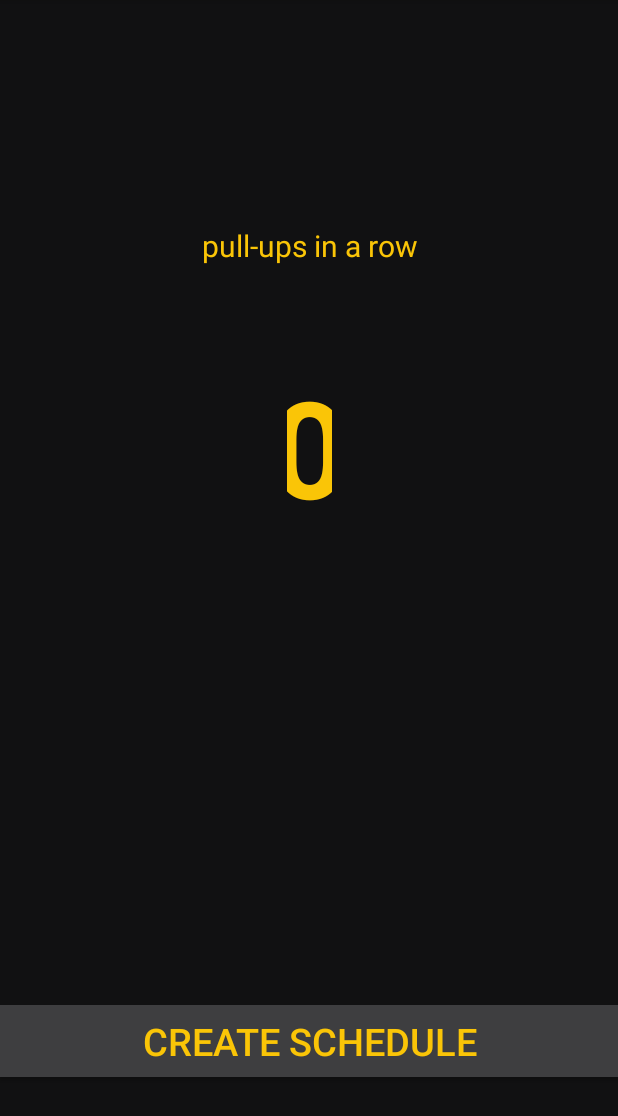
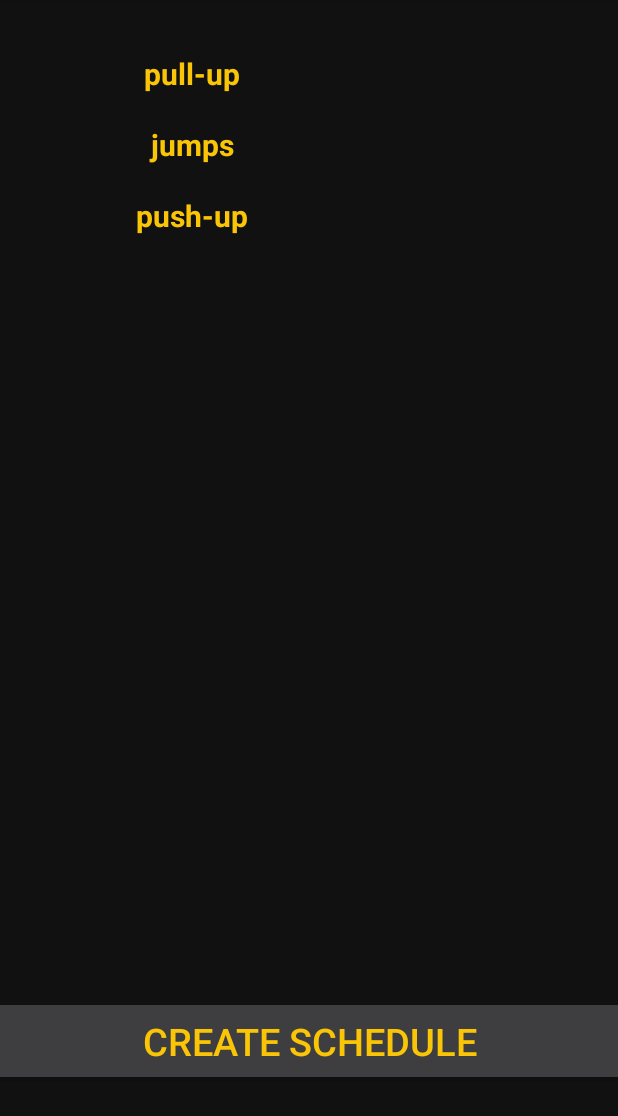
Before and after one commit to pehom/TheTraining2.0, an Android app: the screen it shows after launch (MainActivity), in the options menu, after a tap on "Reset the training", on a phone screen of 412 x 824 dp, the part 84-1200 px from its top. Run offline under Robolectric (Android 15) with nearby library versions, the phone set to English and light mode, and no system bars.

Commit message:
30.03.2020 inner recyclerview is not working

```diff
--- a/app/src/main/java/com/android/pehom/thetraining20/MainActivity.java
+++ b/app/src/main/java/com/android/pehom/thetraining20/MainActivity.java
@@ -1,8 +1,6 @@
 package com.android.pehom.thetraining20;
 
-import androidx.annotation.Nullable;
 import androidx.appcompat.app.AppCompatActivity;
-import androidx.core.content.ContextCompat;
 import androidx.recyclerview.widget.LinearLayoutManager;
 import androidx.recyclerview.widget.RecyclerView;
 
@@ -10,14 +8,13 @@ import android.content.Context;
 import android.content.Intent;
 import android.os.Bundle;
 import android.util.Log;
-import android.view.MotionEvent;
 import android.view.View;
-import android.widget.Button;
-import android.widget.ImageView;
-import android.widget.LinearLayout;
 import android.widget.TextView;
 
-import com.android.pehom.thetraining20.adapters.PullupsCountAdapter;
+import com.android.pehom.thetraining20.adapters.CountAdapter;
+import com.android.pehom.thetraining20.adapters.CreateScheduleAdapter;
+import com.android.pehom.thetraining20.models.Exercise;
+import com.android.pehom.thetraining20.models.Schedule;
 
 import java.io.BufferedReader;
 import java.io.FileNotFoundException;
@@ -27,6 +24,7 @@ import java.io.InputStreamReader;
 import java.io.OutputStreamWriter;
 import java.util.ArrayList;
 import java.util.Calendar;
+import java.util.List;
 import java.util.Locale;
 
 public class MainActivity extends AppCompatActivity {
@@ -35,7 +33,8 @@ public class MainActivity extends AppCompatActivity {
     private TextView pullupsCountTextView, pullupsTitleTextView;
     private int pullupsCount, thePullupsCount;
     private String daysCompleted, setsDone;
-    private RecyclerView pullupsCountRecyclerView;
+    private RecyclerView createSheduleRecyclerView;
+    private List<Exercise> exercises;
 
     @Override
     protected void onCreate(Bundle savedInstanceState) {
@@ -55,15 +54,20 @@ public class MainActivity extends AppCompatActivity {
 
 
         if (readFile[0].trim().equals("0") && readFile[1].trim().equals("0") && readFile[2].trim().equals("0")){
-            pullupsCountRecyclerView = findViewById(R.id.pullupsCountRecyclerView);
-            RecyclerView.LayoutManager layoutManager = new LinearLayoutManager(this, LinearLayoutManager.HORIZONTAL, false);
-            ArrayList<Integer> pullupsCountArrayList = new ArrayList<>();
-            for (int i= 0; i<500; i++){
-                pullupsCountArrayList.add(i);
-            }
-            PullupsCountAdapter adapter = new PullupsCountAdapter(pullupsCountArrayList);
-            pullupsCountRecyclerView.setLayoutManager(layoutManager);
-            pullupsCountRecyclerView.setAdapter(adapter);
+
+            createSheduleRecyclerView = findViewById(R.id.createScheduleRecyclerView);
+            exercises = new ArrayList<>();
+            exercises.add(new Exercise(getResources().getString(R.string.pullup), 10));
+            exercises.add(new Exercise(getResources().getString(R.string.jumps), 25));
+            exercises.add(new Exercise(getResources().getString(R.string.pushup), 20));
+
+            RecyclerView.LayoutManager createScheduleLayoutManager = new LinearLayoutManager(this);
+            CreateScheduleAdapter createScheduleAdapter = new CreateScheduleAdapter(exercises, createCountRecyclerView());
+
+            createSheduleRecyclerView.setLayoutManager(createScheduleLayoutManager);
+            createSheduleRecyclerView.setAdapter(createScheduleAdapter);
+
+
 
             /*final float[] startx = new float[1];
             final float[] stopx = new float[1];
@@ -104,6 +108,20 @@ public class MainActivity extends AppCompatActivity {
             Log.d("mylog", "MainActivity > onCreate > readFile = " + readFile);
             startActivity(new Intent(MainActivity.this, ScheduleActivity.class));
             }
+    }
+
+    private RecyclerView createCountRecyclerView() {
+        RecyclerView countRecyclerView = new RecyclerView(this);
+        RecyclerView.LayoutManager layoutManager =
+                new LinearLayoutManager(this, LinearLayoutManager.HORIZONTAL, false);
+        ArrayList<Integer> countArrayList = new ArrayList<>();
+        for (int i= 0; i<500; i++){
+            countArrayList.add(i);
+        }
+        CountAdapter countAdapter = new CountAdapter(countArrayList);
+        countRecyclerView.setLayoutManager(layoutManager);
+        countRecyclerView.setAdapter(countAdapter);
+        return countRecyclerView;
     }
 
 
--- a/app/src/main/java/com/android/pehom/thetraining20/ScheduleActivity.java
+++ b/app/src/main/java/com/android/pehom/thetraining20/ScheduleActivity.java
@@ -67,64 +67,64 @@ public class ScheduleActivity extends AppCompatActivity {
 
     }
     public void createTrainingTable(int daysQompleted) {
-        days = new TrainingDay[]{new TrainingDay((TextView) findViewById(R.id.day1TextView), false, 1),
-                new TrainingDay((TextView) findViewById(R.id.day2TextView), false, 2),
-                new TrainingDay((TextView) findViewById(R.id.day3TextView), false, 3),
-                new TrainingDay((TextView) findViewById(R.id.day4TextView), false, 4),
-                new TrainingDay((TextView) findViewById(R.id.day5TextView), false, 5),
-                new TrainingDay((TextView) findViewById(R.id.day6TextView), false, 6),
-                new TrainingDay((TextView) findViewById(R.id.day7TextView), false, 7),
-                new TrainingDay((TextView) findViewById(R.id.day8TextView), false, 8),
-                new TrainingDay((TextView) findViewById(R.id.day9TextView), false, 9),
-                new TrainingDay((TextView) findViewById(R.id.day10TextView), false, 10),
-                new TrainingDay((TextView) findViewById(R.id.day11TextView), false, 11),
-                new TrainingDay((TextView) findViewById(R.id.day12TextView), false, 12),
-                new TrainingDay((TextView) findViewById(R.id.day13TextView), false, 13),
-                new TrainingDay((TextView) findViewById(R.id.day14TextView), false, 14),
-                new TrainingDay((TextView) findViewById(R.id.day15TextView), false, 15),
-                new TrainingDay((TextView) findViewById(R.id.day16TextView), false, 16),
-                new TrainingDay((TextView) findViewById(R.id.day17TextView), false, 17),
-                new TrainingDay((TextView) findViewById(R.id.day18TextView), false, 18),
-                new TrainingDay((TextView) findViewById(R.id.day19TextView), false, 19),
-                new TrainingDay((TextView) findViewById(R.id.day20TextView), false, 20),
-                new TrainingDay((TextView) findViewById(R.id.day21TextView), false, 21),
-                new TrainingDay((TextView) findViewById(R.id.day22TextView), false, 22),
-                new TrainingDay((TextView) findViewById(R.id.day23TextView), false, 23),
-                new TrainingDay((TextView) findViewById(R.id.day24TextView), false, 24),
-                new TrainingDay((TextView) findViewById(R.id.day25TextView), false, 25),
-                new TrainingDay((TextView) findViewById(R.id.day26TextView), false, 26),
-                new TrainingDay((TextView) findViewById(R.id.day27TextView), false, 27),
-                new TrainingDay((TextView) findViewById(R.id.day28TextView), false, 28),
-        };
-        daysCompleted =  daysQompleted;
-        for (int i=0;i<28; i++){
-            if (i<daysCompleted && daysCompleted>0)  days[i].setDone(true);
-            //  Log.d("mylog", "day" + i + " isDone = " + days[i].isDone());
-        }
-
-
-        for (int j = 0; j<days.length;j++){
-            days[j].getThisDayTextView().setText(""+(j+1));
-            if (days[j].isDone()){
-                days[j].getThisDayTextView().setTextColor(ContextCompat.getColor(getApplicationContext(), R.color.colorPrimaryDark));
-            } else {
-                days[j].getThisDayTextView().setTextColor(ContextCompat.getColor(getApplicationContext(), R.color.colorAccent));
-            }
-        }
-        if (daysCompleted < 28 ){
-            days[daysCompleted].getThisDayTextView().setOnClickListener(new View.OnClickListener() {
-                @Override
-                public void onClick(View v) {
-                    Log.d("mylog", "daysCompleted ="+ daysCompleted );
-                    writeToFile(getApplicationContext(), trainingState,"" + thePullupsCount + ">>"  + daysCompleted+ ">>" +  setsDone);
-                    Intent intent = new Intent(ScheduleActivity.this, TrainingDayActivity.class);
-                    /*intent.putExtra("dayNumber", days[daysCompleted].getThisDayNumber());
-                    intent.putExtra("thePullupsCount", thePullupsCount);
-                    intent.putExtra("setsDone", setsDone);*/
-                    startActivityForResult(intent, 123);
-                }
-            });
-        }
+//        days = new TrainingDay[]{new TrainingDay((TextView) findViewById(R.id.day1TextView), false, 1),
+//                new TrainingDay((TextView) findViewById(R.id.day2TextView), false, 2),
+//                new TrainingDay((TextView) findViewById(R.id.day3TextView), false, 3),
+//                new TrainingDay((TextView) findViewById(R.id.day4TextView), false, 4),
+//                new TrainingDay((TextView) findViewById(R.id.day5TextView), false, 5),
+//                new TrainingDay((TextView) findViewById(R.id.day6TextView), false, 6),
+//                new TrainingDay((TextView) findViewById(R.id.day7TextView), false, 7),
+//                new TrainingDay((TextView) findViewById(R.id.day8TextView), false, 8),
+//                new TrainingDay((TextView) findViewById(R.id.day9TextView), false, 9),
+//                new TrainingDay((TextView) findViewById(R.id.day10TextView), false, 10),
+//                new TrainingDay((TextView) findViewById(R.id.day11TextView), false, 11),
+//                new TrainingDay((TextView) findViewById(R.id.day12TextView), false, 12),
+//                new TrainingDay((TextView) findViewById(R.id.day13TextView), false, 13),
+//                new TrainingDay((TextView) findViewById(R.id.day14TextView), false, 14),
+//                new TrainingDay((TextView) findViewById(R.id.day15TextView), false, 15),
+//                new TrainingDay((TextView) findViewById(R.id.day16TextView), false, 16),
+//                new TrainingDay((TextView) findViewById(R.id.day17TextView), false, 17),
+//                new TrainingDay((TextView) findViewById(R.id.day18TextView), false, 18),
+//                new TrainingDay((TextView) findViewById(R.id.day19TextView), false, 19),
+//                new TrainingDay((TextView) findViewById(R.id.day20TextView), false, 20),
+//                new TrainingDay((TextView) findViewById(R.id.day21TextView), false, 21),
+//                new TrainingDay((TextView) findViewById(R.id.day22TextView), false, 22),
+//                new TrainingDay((TextView) findViewById(R.id.day23TextView), false, 23),
+//                new TrainingDay((TextView) findViewById(R.id.day24TextView), false, 24),
+//                new TrainingDay((TextView) findViewById(R.id.day25TextView), false, 25),
+//                new TrainingDay((TextView) findViewById(R.id.day26TextView), false, 26),
+//                new TrainingDay((TextView) findViewById(R.id.day27TextView), false, 27),
+//                new TrainingDay((TextView) findViewById(R.id.day28TextView), false, 28),
+//        };
+//        daysCompleted =  daysQompleted;
+//        for (int i=0;i<28; i++){
+//            if (i<daysCompleted && daysCompleted>0)  days[i].setDone(true);
+//            //  Log.d("mylog", "day" + i + " isDone = " + days[i].isDone());
+//        }
+//
+//
+//        for (int j = 0; j<days.length;j++){
+//            days[j].getThisDayTextView().setText(""+(j+1));
+//            if (days[j].isDone()){
+//                days[j].getThisDayTextView().setTextColor(ContextCompat.getColor(getApplicationContext(), R.color.colorPrimaryDark));
+//            } else {
+//                days[j].getThisDayTextView().setTextColor(ContextCompat.getColor(getApplicationContext(), R.color.colorAccent));
+//            }
+//        }
+//        if (daysCompleted < 28 ){
+//            days[daysCompleted].getThisDayTextView().setOnClickListener(new View.OnClickListener() {
+//                @Override
+//                public void onClick(View v) {
+//                    Log.d("mylog", "daysCompleted ="+ daysCompleted );
+//                    writeToFile(getApplicationContext(), trainingState,"" + thePullupsCount + ">>"  + daysCompleted+ ">>" +  setsDone);
+//                    Intent intent = new Intent(ScheduleActivity.this, TrainingDayActivity.class);
+//                    /*intent.putExtra("dayNumber", days[daysCompleted].getThisDayNumber());
+//                    intent.putExtra("thePullupsCount", thePullupsCount);
+//                    intent.putExtra("setsDone", setsDone);*/
+//                    startActivityForResult(intent, 123);
+//                }
+//            });
+//        }
 
     }
 
--- /dev/null
+++ b/app/src/main/java/com/android/pehom/thetraining20/adapters/CountAdapter.java
@@ -0,0 +1,49 @@
+package com.android.pehom.thetraining20.adapters;
+
+import android.view.LayoutInflater;
+import android.view.View;
+import android.view.ViewGroup;
+import android.widget.TextView;
+
+import androidx.annotation.NonNull;
+import androidx.recyclerview.widget.RecyclerView;
+
+import com.android.pehom.thetraining20.R;
+
+import java.util.List;
+
+public class CountAdapter extends RecyclerView.Adapter<CountAdapter.CountViewHolder> {
+    private List<Integer> count;
+
+    public CountAdapter(List<Integer> count) {
+        this.count = count;
+    }
+
+    @NonNull
+    @Override
+    public CountViewHolder onCreateViewHolder(@NonNull ViewGroup parent, int viewType) {
+        View view = LayoutInflater.from(parent.getContext())
+                .inflate(R.layout.count_recycler_view_item, parent, false);
+        CountViewHolder holder = new CountViewHolder(view);
+        return holder;
+    }
+
+    @Override
+    public void onBindViewHolder(@NonNull CountViewHolder holder, int position) {
+        holder.countTextView.setText("" + count.get(position));
+    }
+
+    @Override
+    public int getItemCount() {
+        return count.size();
+    }
+
+    public static class CountViewHolder extends RecyclerView.ViewHolder{
+        TextView countTextView;
+
+        public CountViewHolder(@NonNull View itemView) {
+            super(itemView);
+            countTextView = itemView.findViewById(R.id.countRecyclerViewItemTextView);
+        }
+    }
+}
--- /dev/null
+++ b/app/src/main/java/com/android/pehom/thetraining20/adapters/CreateScheduleAdapter.java
@@ -0,0 +1,58 @@
+package com.android.pehom.thetraining20.adapters;
+
+import android.view.LayoutInflater;
+import android.view.View;
+import android.view.ViewGroup;
+import android.widget.LinearLayout;
+import android.widget.TextView;
+
+import androidx.annotation.NonNull;
+import androidx.recyclerview.widget.RecyclerView;
+
+import com.android.pehom.thetraining20.R;
+import com.android.pehom.thetraining20.models.Exercise;
+
+import java.util.List;
+
+public class CreateScheduleAdapter extends RecyclerView.Adapter<CreateScheduleAdapter.CreateScheduleViewHolder> {
+    private List<Exercise> exercises;
+    private RecyclerView countRecyclerView;
+
+    public CreateScheduleAdapter(List<Exercise> exercises, RecyclerView countRecyclerView) {
+        this.exercises = exercises;
+        this.countRecyclerView = countRecyclerView;
+    }
+
+    public static class CreateScheduleViewHolder extends RecyclerView.ViewHolder {
+        TextView exerciseTitleTextView;
+        RecyclerView holderCountRecyclerView;
+
+        public CreateScheduleViewHolder(@NonNull View itemView) {
+            super(itemView);
+            exerciseTitleTextView = itemView.findViewById(R.id.exerciseTextView);
+            holderCountRecyclerView = itemView.findViewById(R.id.countRecyclerView);
+        }
+    }
+
+    @NonNull
+    @Override
+    public CreateScheduleViewHolder onCreateViewHolder(@NonNull ViewGroup parent, int viewType) {
+        View view = LayoutInflater.from(parent.getContext())
+                .inflate(R.layout.create_schedule_recycler_view_item, parent, false);
+        CreateScheduleViewHolder viewHolder = new CreateScheduleViewHolder(view);
+
+        return viewHolder;
+    }
+
+    @Override
+    public int getItemCount() {
+        return exercises.size();
+    }
+
+    @Override
+    public void onBindViewHolder(@NonNull CreateScheduleViewHolder holder, int position) {
+        holder.exerciseTitleTextView.setText(""+ exercises.get(position).getTitle());
+        holder.holderCountRecyclerView = countRecyclerView;
+    }
+
+}
--- a/app/src/main/java/com/android/pehom/thetraining20/adapters/PullupsCountAdapter.java
+++ /dev/null
@@ -1,74 +0,0 @@
-package com.android.pehom.thetraining20.adapters;
-
-import android.view.LayoutInflater;
-import android.view.MotionEvent;
-import android.view.View;
-import android.view.ViewGroup;
-import android.widget.TextView;
-
-import androidx.annotation.NonNull;
-import androidx.recyclerview.widget.RecyclerView;
-
-import com.android.pehom.thetraining20.R;
-
-import java.sql.Array;
-import java.util.ArrayList;
-
-public class PullupsCountAdapter extends RecyclerView.Adapter<PullupsCountAdapter.PullupsCountViewHolder> {
-    private ArrayList<Integer> pullupsCount;
-
-    public PullupsCountAdapter(ArrayList<Integer> pullupsCount){
-        this.pullupsCount = pullupsCount;
-    }
-
-    public static class PullupsCountViewHolder extends RecyclerView.ViewHolder {
-        public TextView pullupsCountTextView1;
-//        public TextView pullupsCountTextView2;
-//        public TextView pullupsCountTextView3;
-
-        public PullupsCountViewHolder(@NonNull View itemView) {
-            super(itemView);
-            pullupsCountTextView1 = itemView.findViewById(R.id.pullupsCountRecyclerViewItemTextView1);
-//            pullupsCountTextView2 = itemView.findViewById(R.id.pullupsCountRecyclerViewItemTextView2);
-//            pullupsCountTextView3 = itemView.findViewById(R.id.pullupsCountRecyclerViewItemTextView3);
-
-        }
-    }
-
-    @NonNull
-    @Override
-    public PullupsCountViewHolder onCreateViewHolder(@NonNull ViewGroup parent, int viewType) {
-        View view = LayoutInflater.from(parent.getContext())
-                .inflate(R.layout.pullups_count_recycler_view_item, parent, false);
-        PullupsCountViewHolder viewHolder = new PullupsCountViewHolder(view);
-
-        return viewHolder;
-    }
-
-    @Override
-    public int getItemCount() {
-        return pullupsCount.size();
-    }
-
-    @Override
-    public void onBindViewHolder(@NonNull PullupsCountViewHolder holder, int position) {
-        holder.pullupsCountTextView1.setText(""+ pullupsCount.get(position));
-//        if (position > 0 && position < pullupsCount.size()-1) {
-//            holder.pullupsCountTextView1.setText(""+pullupsCount.get(position-1));
-//            holder.pullupsCountTextView2.setText(""+pullupsCount.get(position));
-//            holder.pullupsCountTextView3.setText(""+pullupsCount.get(position+1));
-//        } else if (position == 0) {
-//            holder.pullupsCountTextView1.setText(""+pullupsCount.get(0));
-//            holder.pullupsCountTextView2.setText(""+pullupsCount.get(1));
-//            holder.pullupsCountTextView3.setText(""+pullupsCount.get(2));
-//        } else if (position == pullupsCount.size()-1 ) {
-//            holder.pullupsCountTextView1.setText(""+pullupsCount.get(position-2));
-//            holder.pullupsCountTextView2.setText(""+pullupsCount.get(position-1));
-//            holder.pullupsCountTextView3.setText(""+pullupsCount.get(position));
-//        }
-    }
-
-
-
-
-}
--- /dev/null
+++ b/app/src/main/java/com/android/pehom/thetraining20/models/Exercise.java
@@ -0,0 +1,27 @@
+package com.android.pehom.thetraining20.models;
+
+public class Exercise {
+    private String title;
+    private int rowCount;
+
+    public Exercise(String title, int rowCount) {
+        this.title = title;
+        this.rowCount = rowCount;
+    }
+
+    public String getTitle() {
+        return title;
+    }
+
+    public void setTitle(String title) {
+        this.title = title;
+    }
+
+    public int getRowCount() {
+        return rowCount;
+    }
+
+    public void setRowCount(int rowCount) {
+        this.rowCount = rowCount;
+    }
+}
--- a/app/src/main/java/com/android/pehom/thetraining20/models/TrainingDay.java
+++ b/app/src/main/java/com/android/pehom/thetraining20/models/TrainingDay.java
@@ -2,28 +2,17 @@ package com.android.pehom.thetraining20.models;
 
 import android.widget.TextView;
 
+import java.util.List;
+
 public class TrainingDay {
-    private TextView thisDayTextView;
+    private List<Exercise> exercises;
     private boolean isDone;
     private int thisDayNumber;
 
-    public TrainingDay(TextView thisDayTextView, boolean isDone, int thisDayNumber) {
-        this.thisDayTextView = thisDayTextView;
+    public TrainingDay(List<Exercise> exercises, boolean isDone, int thisDayNumber) {
+        this.exercises = exercises;
         this.isDone = isDone;
         this.thisDayNumber = thisDayNumber;
-    }
-
-    public TrainingDay(TextView thisDayTextView, boolean isDone) {
-        this.thisDayTextView = thisDayTextView;
-        this.isDone = isDone;
-    }
-
-    public TextView getThisDayTextView() {
-        return thisDayTextView;
-    }
-
-    public void setThisDayTextView(TextView thisDayTextView) {
-        this.thisDayTextView = thisDayTextView;
     }
 
     public boolean isDone() {
--- a/app/src/main/res/layout/activity_main.xml
+++ b/app/src/main/res/layout/activity_main.xml
@@ -8,94 +8,30 @@
     android:orientation="vertical"
     android:background="@color/colorPrimaryDark">
 
-
-    <TextView
-        android:id="@+id/pullupsTextView"
+    <androidx.recyclerview.widget.RecyclerView
+        android:id="@+id/createScheduleRecyclerView"
         android:layout_width="match_parent"
-        android:layout_height="wrap_content"
-
-        android:layout_marginTop="150dp"
-        android:gravity="center"
-        android:text="pull-ups in a row"
-        android:textColor="@color/colorAccent"
-        android:textSize="20sp"
+        android:layout_height="0dp"
+        android:layout_marginTop="25dp"
+        android:layout_marginBottom="25dp"
+        android:paddingLeft="50dp"
+        android:paddingRight="50dp"
+        app:layout_constraintBottom_toTopOf="@+id/createScheduleButton"
+        app:layout_constraintEnd_toEndOf="parent"
         app:layout_constraintStart_toStartOf="parent"
         app:layout_constraintTop_toTopOf="parent" />
-
-    <LinearLayout
-        android:layout_width="150dp"
-        android:layout_height="150dp"
-        android:layout_marginTop="50dp"
-        android:orientation="horizontal"
-        app:layout_constraintEnd_toEndOf="parent"
-        app:layout_constraintStart_toStartOf="parent"
-        app:layout_constraintTop_toBottomOf="@id/pullupsTextView">
-
-<!--        <ImageView-->
-<!--            android:id="@+id/countLeftImageView"-->
-<!--            android:layout_width="25dp"-->
-<!--            android:layout_height="match_parent"-->
-
-<!--            android:layout_gravity="center_horizontal"-->
-<!--            android:src="@drawable/ic_chevron_left_accent_24dp"-->
-<!--            app:layout_constraintStart_toStartOf="parent"-->
-
-
-
-<!--            />-->
-
-
-     <!--   <TextView
-            android:id="@+id/pullupsCountTextView"
-            android:layout_width="210dp"
-            android:layout_height="match_parent"
-
-            android:layout_marginLeft="20dp"
-            android:layout_marginRight="20dp"
-            android:gravity="center"
-            android:text="0"
-            android:textColor="@color/colorAccent"
-            android:textSize="90sp"
-            android:textStyle="bold"
-
-            />-->
-
-        <androidx.recyclerview.widget.RecyclerView
-            android:id="@+id/pullupsCountRecyclerView"
-            android:layout_width="wrap_content"
-            android:layout_height="match_parent"
-            android:paddingRight="50dp"
-            android:paddingLeft="50dp"/>
-<!--            android:layout_marginLeft="30dp"-->
-<!--            android:layout_marginRight="30dp"-->
-
-
-
-
-<!--        <ImageView-->
-<!--            android:id="@+id/countRightImageView"-->
-<!--            android:layout_width="25dp"-->
-<!--            android:layout_height="match_parent"-->
-<!--            android:layout_gravity="center_horizontal"-->
-<!--            android:src="@drawable/ic_chevron_right_accent_24dp"-->
-<!--            />-->
-
-    </LinearLayout>
-
-
-
 
 
 
     <Button
-        android:id="@+id/createTrainingTableImageView"
+        android:id="@+id/createScheduleButton"
         android:layout_width="match_parent"
         android:layout_height="wrap_content"
         android:layout_gravity="bottom"
         android:layout_marginBottom="50dp"
         android:background="@color/colorPrimary"
         android:gravity="center"
-        android:text="create schedule"
+        android:text="@string/create_schedule_btn"
         android:textColor="@color/colorAccent"
         android:onClick="createSchedule"
         android:textSize="25sp"
--- a/app/src/main/res/layout/pullups_count_recycler_view_item.xml
+++ b/app/src/main/res/layout/create_schedule_recycler_view_item.xml
@@ -5,15 +5,23 @@
     android:orientation="horizontal">
 
     <TextView
-        android:id="@+id/pullupsCountRecyclerViewItemTextView1"
-        android:layout_width="wrap_content"
+        android:id="@+id/exerciseTextView"
+        android:layout_width="0dp"
+        android:layout_weight="1"
         android:layout_height="match_parent"
         android:gravity="center"
-        android:text="0"
+        android:text="@string/pullup"
         android:textColor="@color/colorAccent"
-        android:textSize="90sp"
+        android:textSize="20sp"
         android:textStyle="bold"
         android:padding="10dp"/>
 
+    <androidx.recyclerview.widget.RecyclerView
+        android:id="@+id/countRecyclerView"
+        android:layout_width="0dp"
+        android:layout_weight="1"
+        android:layout_height="match_parent"/>
+
+
 
 </LinearLayout>
--- a/app/src/main/res/values/strings.xml
+++ b/app/src/main/res/values/strings.xml
@@ -1,3 +1,8 @@
 <resources>
     <string name="app_name">TheTraining</string>
+    <string name="create_schedule_btn">CREATE SCHEDULE</string>
+    <string name="pullup">pull-up</string>
+    <string name="jumps">jumps</string>
+    <string name="pushup">push-up</string>
+
 </resources>
```
Also changed, not shown: app/src/main/java/com/android/pehom/thetraining20/TrainingDayActivity.java (+46 -46 lines), app/src/main/java/com/android/pehom/thetraining20/models/Schedule.java (added, +29 -0 lines), app/src/main/res/layout/count_recycler_view_item.xml (added, +15 -0 lines), 2 other files.
